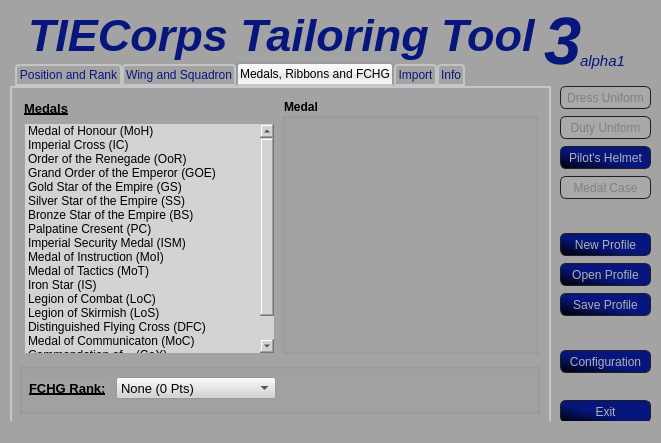
The window that TTT3/_Source/data/uis/ttt.ui (SmTaUcM/TTT3) describes before a commit, drawn with Qt 5.
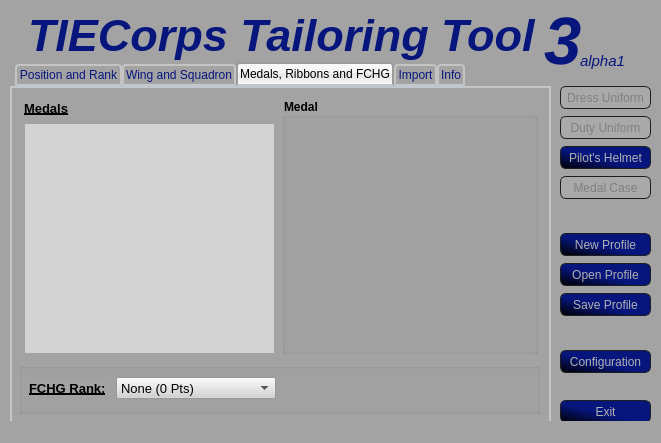
The same window after the commit. The open tabs and pages were chosen to show the change. Icons and pictures are not drawn.

Commit message: Build - Medals dynamically added

```diff
--- a/TTT3/_Source/data/uis/ttt.ui
+++ b/TTT3/_Source/data/uis/ttt.ui
@@ -1279,96 +1279,6 @@
       <property name="styleSheet">
        <string notr="true">background-color: rgb(211, 211, 211);</string>
       </property>
-      <item>
-       <property name="text">
-        <string>Medal of Honour (MoH)</string>
-       </property>
-      </item>
-      <item>
-       <property name="text">
-        <string>Imperial Cross (IC)</string>
-       </property>
-      </item>
-      <item>
-       <property name="text">
-        <string>Order of the Renegade (OoR)</string>
-       </property>
-      </item>
-      <item>
-       <property name="text">
-        <string>Grand Order of the Emperor (GOE)</string>
-       </property>
-      </item>
-      <item>
-       <property name="text">
-        <string>Gold Star of the Empire (GS)</string>
-       </property>
-      </item>
-      <item>
-       <property name="text">
-        <string>Silver Star of the Empire (SS)</string>
-       </property>
-      </item>
-      <item>
-       <property name="text">
-        <string>Bronze Star of the Empire (BS)</string>
-       </property>
-      </item>
-      <item>
-       <property name="text">
-        <string>Palpatine Cresent (PC)</string>
-       </property>
-      </item>
-      <item>
-       <property name="text">
-        <string>Imperial Security Medal (ISM)</string>
-       </property>
-      </item>
-      <item>
-       <property name="text">
-        <string>Medal of Instruction (MoI)</string>
-       </property>
-      </item>
-      <item>
-       <property name="text">
-        <string>Medal of Tactics (MoT)</string>
-       </property>
-      </item>
-      <item>
-       <property name="text">
-        <string>Iron Star (IS)</string>
-       </property>
-      </item>
-      <item>
-       <property name="text">
-        <string>Legion of Combat (LoC)</string>
-       </property>
-      </item>
-      <item>
-       <property name="text">
-        <string>Legion of Skirmish (LoS)</string>
-       </property>
-      </item>
-      <item>
-       <property name="text">
-        <string>Distinguished Flying Cross (DFC)</string>
-       </property>
-      </item>
-      <item>
-       <property name="text">
-        <string>Medal of Communicaton (MoC)</string>
-       </property>
-      </item>
-      <item>
-       <property name="text">
-        <string>Commendation of... (CoX)</string>
-       </property>
-      </item>
-      <item>
-       <property name="text">
-        <string>Order of the Vanguard (OV)</string>
-       </property>
-      </item>
      </widget>
      <widget class="QGroupBox" name="gb_medals">
       <property name="geometry">
```
The commit also changes 4 other files.
